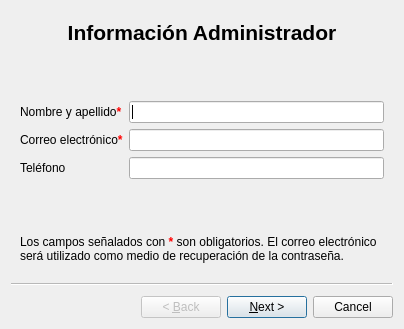
First picture: the form in windows/setup.ui, repository HitomiD/Proyecto-Desarrollo, before the edit.
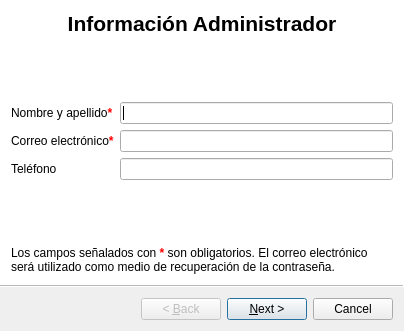
Second picture: the form after the edit.

Patch:
```diff
--- a/windows/setup.ui
+++ b/windows/setup.ui
@@ -2,12 +2,15 @@
 <ui version="4.0">
  <class>Wizard</class>
  <widget class="QWizard" name="Wizard">
+  <property name="enabled">
+   <bool>true</bool>
+  </property>
   <property name="geometry">
    <rect>
     <x>0</x>
     <y>0</y>
     <width>404</width>
-    <height>329</height>
+    <height>331</height>
    </rect>
   </property>
   <property name="windowTitle">
@@ -16,6 +19,12 @@
   <property name="styleSheet">
    <string notr="true"/>
   </property>
+  <property name="wizardStyle">
+   <enum>QWizard::ModernStyle</enum>
+  </property>
+  <property name="titleFormat">
+   <enum>Qt::AutoText</enum>
+  </property>
   <widget class="QWizardPage" name="wizardPage1">
    <property name="locale">
     <locale language="Spanish" country="Argentina"/>
```
